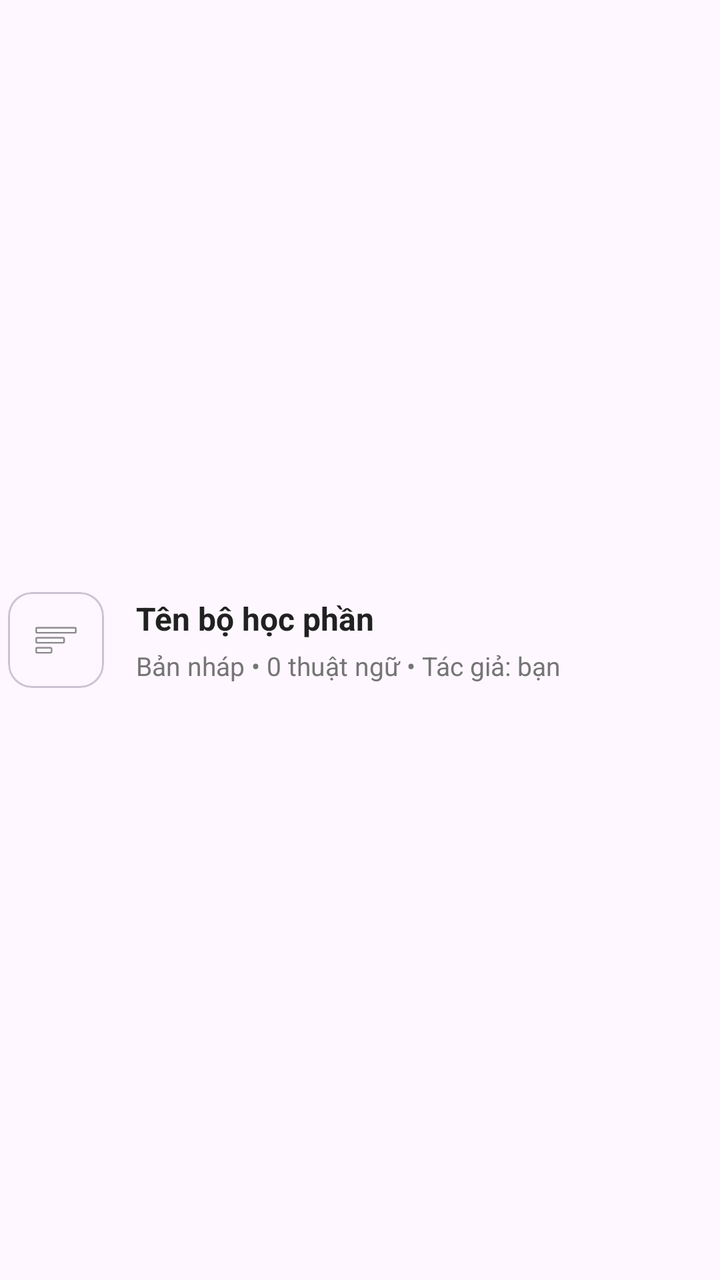
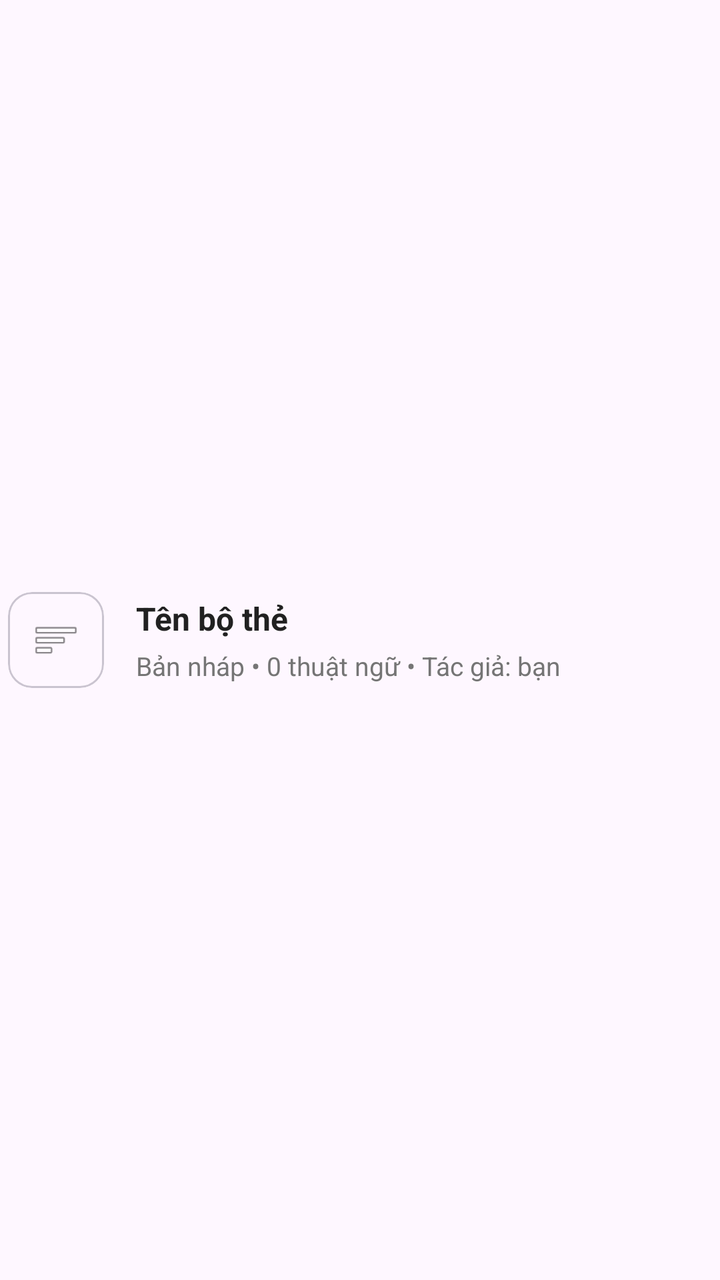

Compare the two renders of this Android layout. The source of the first and the diff that turns it into the second are given below.
<!-- AndroidManifest.xml: application theme Theme.FlashcardApp -->
<!-- res/layout/item_home_deck.xml -->
<?xml version="1.0" encoding="utf-8"?>
<LinearLayout
    xmlns:android="http://schemas.android.com/apk/res/android"
    xmlns:app="http://xmlns.android.com/apk/res-auto"
    android:layout_width="match_parent"
    android:layout_height="wrap_content"
    android:orientation="horizontal"
    android:gravity="center_vertical"
    android:paddingVertical="12dp"
    android:paddingHorizontal="4dp"
    android:background="?attr/selectableItemBackground">

    <com.google.android.material.card.MaterialCardView
        android:layout_width="48dp"
        android:layout_height="48dp"
        app:cardCornerRadius="8dp"
        app:cardElevation="0dp"
        app:cardBackgroundColor="#F4F5F9"
        app:strokeWidth="0dp">

        <ImageView
            android:layout_width="24dp"
            android:layout_height="24dp"
            android:layout_gravity="center"
            android:src="@android:drawable/ic_menu_sort_by_size"
            app:tint="#757575"/>
    </com.google.android.material.card.MaterialCardView>

    <LinearLayout
        android:layout_width="0dp"
        android:layout_height="wrap_content"
        android:layout_weight="1"
        android:layout_marginStart="16dp"
        android:orientation="vertical">

        <TextView
            android:id="@+id/txtItemDeckTitle"
            android:layout_width="match_parent"
            android:layout_height="wrap_content"
            android:text="Tên bộ học phần"
            android:textSize="16sp"
            android:textStyle="bold"
            android:textColor="#212121"
            android:maxLines="1"
            android:ellipsize="end"/>

        <TextView
            android:id="@+id/txtItemDeckSubtitle"
            android:layout_width="match_parent"
            android:layout_height="wrap_content"
            android:layout_marginTop="4dp"
            android:text="Bản nháp • 0 thuật ngữ • Tác giả: bạn"
            android:textSize="13sp"
            android:textColor="#757575"/>
    </LinearLayout>
</LinearLayout>
<!-- resources referenced by this layout -->
<resources>
  <style name="Theme.FlashcardApp" parent="Base.Theme.FlashcardApp" />
  <style name="Base.Theme.FlashcardApp" parent="Theme.Material3.DayNight.NoActionBar">
          
          
      </style>
</resources>

<!-- the commit's change to res/layout/item_home_deck.xml (unified diff, before → after) -->
@@ -37,7 +37,7 @@
             android:id="@+id/txtItemDeckTitle"
             android:layout_width="match_parent"
             android:layout_height="wrap_content"
-            android:text="Tên bộ học phần"
+            android:text="Tên bộ thẻ"
             android:textSize="16sp"
             android:textStyle="bold"
             android:textColor="#212121"
